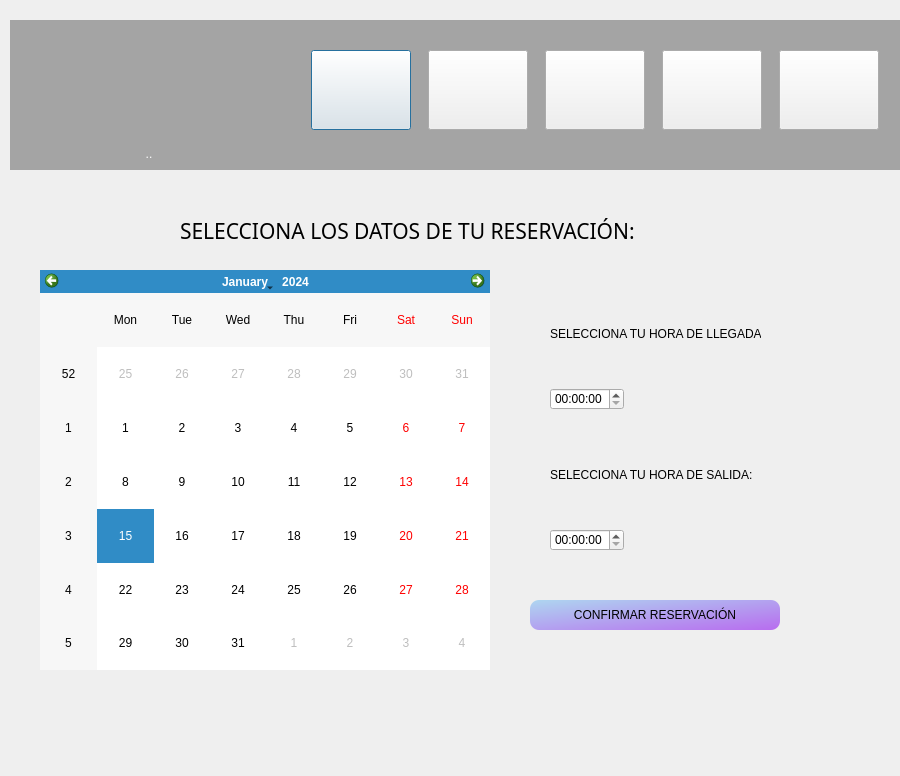
The window that PLOTS 1.2/cliente_p_principal.ui (Jheb1024/Park_lot_System) describes before a commit, drawn with Qt 5.
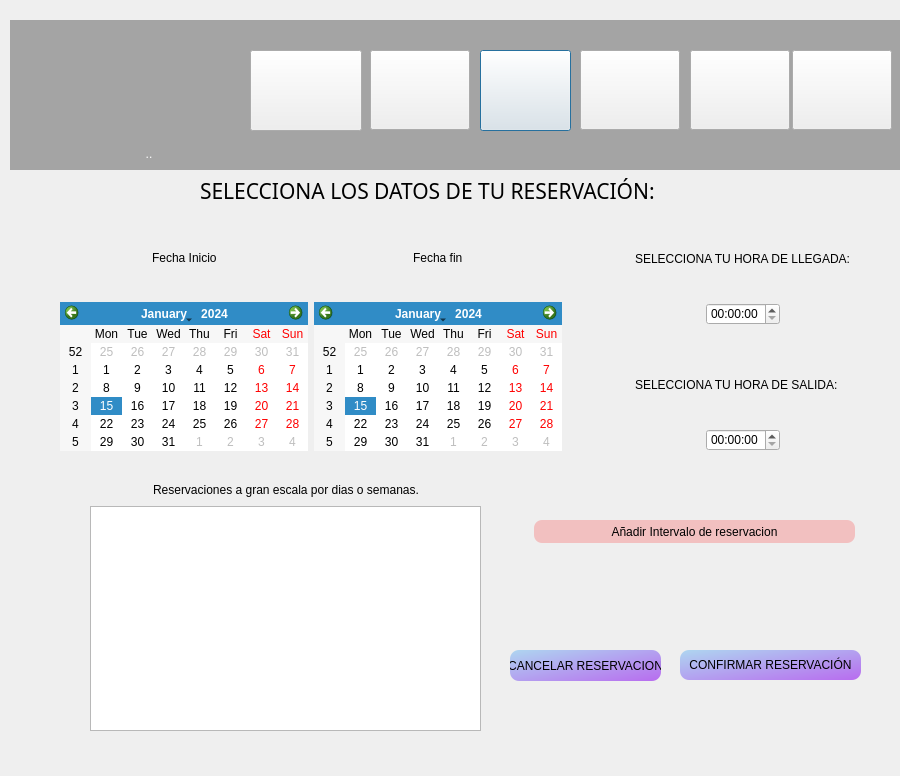
The same window after the commit. The open tabs and pages were chosen to show the change. Icons and pictures are not drawn.

```diff
--- a/PLOTS 1.2/cliente_p_principal.ui
+++ b/PLOTS 1.2/cliente_p_principal.ui
@@ -79,30 +79,15 @@
      <string/>
     </property>
    </widget>
-   <widget class="QWidget" name="horizontalLayoutWidget">
+   <widget class="QPushButton" name="Historial_reserv_pushButton">
     <property name="geometry">
      <rect>
-      <x>290</x>
-      <y>20</y>
-      <width>591</width>
-      <height>101</height>
+      <x>470</x>
+      <y>30</y>
+      <width>91</width>
+      <height>81</height>
      </rect>
     </property>
-    <layout class="QHBoxLayout" name="horizontalLayout">
-     <item>
-      <widget class="QPushButton" name="Reserva_pushButton">
-       <property name="sizePolicy">
-        <sizepolicy hsizetype="Fixed" vsizetype="Fixed">
-         <horstretch>0</horstretch>
-         <verstretch>0</verstretch>
-        </sizepolicy>
-       </property>
-       <property name="minimumSize">
-        <size>
-         <width>100</width>
-         <height>80</height>
-        </size>
-       </property>
        <property name="text">
         <string/>
        </property>
@@ -117,9 +102,15 @@
         </size>
        </property>
       </widget>
-     </item>
-     <item>
       <widget class="QPushButton" name="MisReservas_pushButton">
+    <property name="geometry">
+     <rect>
+      <x>360</x>
+      <y>30</y>
+      <width>100</width>
+      <height>80</height>
+     </rect>
+    </property>
        <property name="sizePolicy">
         <sizepolicy hsizetype="Fixed" vsizetype="Fixed">
          <horstretch>0</horstretch>
@@ -155,41 +146,15 @@
         </size>
        </property>
       </widget>
-     </item>
-     <item>
-      <widget class="QPushButton" name="Editar_Info_pushButton">
-       <property name="sizePolicy">
-        <sizepolicy hsizetype="Fixed" vsizetype="Fixed">
-         <horstretch>0</horstretch>
-         <verstretch>0</verstretch>
-        </sizepolicy>
-       </property>
-       <property name="maximumSize">
-        <size>
-         <width>100</width>
-         <height>80</height>
-        </size>
-       </property>
-       <property name="styleSheet">
-        <string notr="true"/>
-       </property>
-       <property name="text">
-        <string/>
-       </property>
-       <property name="icon">
-        <iconset resource="IMAGENES/IMG.qrc">
-         <normaloff>:/Img/perfil.png</normaloff>:/Img/perfil.png</iconset>
-       </property>
-       <property name="iconSize">
-        <size>
-         <width>100</width>
-         <height>70</height>
-        </size>
-       </property>
-      </widget>
-     </item>
-     <item>
       <widget class="QPushButton" name="Contrato_pushButton">
+    <property name="geometry">
+     <rect>
+      <x>680</x>
+      <y>30</y>
+      <width>100</width>
+      <height>80</height>
+     </rect>
+    </property>
        <property name="sizePolicy">
         <sizepolicy hsizetype="Fixed" vsizetype="Fixed">
          <horstretch>0</horstretch>
@@ -219,9 +184,50 @@
         </size>
        </property>
       </widget>
-     </item>
-     <item>
+   <widget class="QPushButton" name="Reserva_pushButton">
+    <property name="geometry">
+     <rect>
+      <x>240</x>
+      <y>30</y>
+      <width>112</width>
+      <height>81</height>
+     </rect>
+    </property>
+    <property name="sizePolicy">
+     <sizepolicy hsizetype="Fixed" vsizetype="Fixed">
+      <horstretch>0</horstretch>
+      <verstretch>0</verstretch>
+     </sizepolicy>
+    </property>
+    <property name="minimumSize">
+     <size>
+      <width>100</width>
+      <height>80</height>
+     </size>
+    </property>
+    <property name="text">
+     <string/>
+    </property>
+    <property name="icon">
+     <iconset resource="IMAGENES/IMG.qrc">
+      <normaloff>:/Img/reservar.png</normaloff>:/Img/reservar.png</iconset>
+    </property>
+    <property name="iconSize">
+     <size>
+      <width>100</width>
+      <height>75</height>
+     </size>
+    </property>
+   </widget>
       <widget class="QPushButton" name="Salir_pushButton">
+    <property name="geometry">
+     <rect>
+      <x>782</x>
+      <y>30</y>
+      <width>100</width>
+      <height>80</height>
+     </rect>
+    </property>
        <property name="sizePolicy">
         <sizepolicy hsizetype="Fixed" vsizetype="Fixed">
          <horstretch>0</horstretch>
@@ -251,14 +257,49 @@
         </size>
        </property>
       </widget>
-     </item>
-    </layout>
+   <widget class="QPushButton" name="Editar_Info_pushButton">
+    <property name="geometry">
+     <rect>
+      <x>570</x>
+      <y>30</y>
+      <width>100</width>
+      <height>80</height>
+     </rect>
+    </property>
+    <property name="sizePolicy">
+     <sizepolicy hsizetype="Fixed" vsizetype="Fixed">
+      <horstretch>0</horstretch>
+      <verstretch>0</verstretch>
+     </sizepolicy>
+    </property>
+    <property name="maximumSize">
+     <size>
+      <width>100</width>
+      <height>80</height>
+     </size>
+    </property>
+    <property name="styleSheet">
+     <string notr="true"/>
+    </property>
+    <property name="text">
+     <string/>
+    </property>
+    <property name="icon">
+     <iconset resource="IMAGENES/IMG.qrc">
+      <normaloff>:/Img/perfil.png</normaloff>:/Img/perfil.png</iconset>
+    </property>
+    <property name="iconSize">
+     <size>
+      <width>100</width>
+      <height>70</height>
+     </size>
+    </property>
    </widget>
   </widget>
   <widget class="QStackedWidget" name="Ventanas">
    <property name="geometry">
     <rect>
-     <x>10</x>
+     <x>50</x>
      <y>170</y>
      <width>850</width>
      <height>571</height>
@@ -1152,35 +1193,13 @@
     </widget>
    </widget>
    <widget class="QWidget" name="Reservar">
-    <widget class="QCalendarWidget" name="calendarWidget">
-     <property name="geometry">
-      <rect>
-       <x>30</x>
-       <y>100</y>
-       <width>450</width>
-       <height>400</height>
-      </rect>
-     </property>
-     <property name="sizePolicy">
-      <sizepolicy hsizetype="Fixed" vsizetype="Fixed">
-       <horstretch>0</horstretch>
-       <verstretch>0</verstretch>
-      </sizepolicy>
-     </property>
-     <property name="maximumSize">
-      <size>
-       <width>450</width>
-       <height>400</height>
-      </size>
-     </property>
-    </widget>
     <widget class="QLabel" name="label_3">
      <property name="geometry">
       <rect>
-       <x>170</x>
-       <y>30</y>
+       <x>150</x>
+       <y>0</y>
        <width>621</width>
-       <height>61</height>
+       <height>41</height>
       </rect>
      </property>
      <property name="font">
@@ -1193,15 +1212,240 @@
       <string>SELECCIONA LOS DATOS DE TU RESERVACIÓN:</string>
      </property>
     </widget>
-    <widget class="QWidget" name="verticalLayoutWidget">
+    <widget class="QPushButton" name="Confirma_Reserva_pushButton">
      <property name="geometry">
       <rect>
-       <x>540</x>
-       <y>120</y>
-       <width>211</width>
-       <height>261</height>
+       <x>630</x>
+       <y>480</y>
+       <width>181</width>
+       <height>30</height>
       </rect>
      </property>
+     <property name="sizePolicy">
+      <sizepolicy hsizetype="Fixed" vsizetype="Fixed">
+       <horstretch>0</horstretch>
+       <verstretch>0</verstretch>
+      </sizepolicy>
+     </property>
+     <property name="maximumSize">
+      <size>
+       <width>250</width>
+       <height>30</height>
+      </size>
+     </property>
+     <property name="styleSheet">
+      <string notr="true">QPushButton{
+border-width: 0px;
+border-radius: 9px;
+background-color: qlineargradient(spread:pad, x1:0, y1:0, x2:1, y2:1, stop:0 rgb(174, 214, 240), stop:1 rgb(184, 108, 239));
+}
+
+QPushButton:hover{
+	background-color: rgb(154,158,218);
+    border-radius: 9px;
+	color: black;
+    selection-color: white;  
+    padding: 2px 4px;}
+
+</string>
+     </property>
+     <property name="text">
+      <string>CONFIRMAR RESERVACIÓN</string>
+     </property>
+    </widget>
+    <widget class="QPushButton" name="cancelar_reser_pushButton">
+     <property name="geometry">
+      <rect>
+       <x>460</x>
+       <y>480</y>
+       <width>151</width>
+       <height>31</height>
+      </rect>
+     </property>
+     <property name="styleSheet">
+      <string notr="true">QPushButton{
+border-width: 0px;
+border-radius: 9px;
+background-color: qlineargradient(spread:pad, x1:0, y1:0, x2:1, y2:1, stop:0 rgb(174, 214, 240), stop:1 rgb(184, 108, 239));
+}
+
+QPushButton:hover{
+	background-color: rgb(154,158,218);
+    border-radius: 9px;
+	color: black;
+    selection-color: white;  
+    padding: 2px 4px;}
+</string>
+     </property>
+     <property name="text">
+      <string>CANCELAR RESERVACION</string>
+     </property>
+    </widget>
+    <widget class="QPushButton" name="agregar_pushButton">
+     <property name="geometry">
+      <rect>
+       <x>484</x>
+       <y>350</y>
+       <width>321</width>
+       <height>23</height>
+      </rect>
+     </property>
+     <property name="styleSheet">
+      <string notr="true">QPushButton{
+border-width: 0px;
+border-radius: 8px;
+background: rgb(254, 0, 0, 50);}
+
+QPushButton:hover{
+	background-color: rgb(154,158,218);
+    border-radius: 9px;
+	color: black;
+    selection-color: white;  
+    padding: 2px 4px;}
+</string>
+     </property>
+     <property name="text">
+      <string>Añadir Intervalo de reservacion</string>
+     </property>
+    </widget>
+    <widget class="QWidget" name="">
+     <property name="geometry">
+      <rect>
+       <x>10</x>
+       <y>50</y>
+       <width>791</width>
+       <height>231</height>
+      </rect>
+     </property>
+     <layout class="QHBoxLayout" name="horizontalLayout_5">
+      <item>
+       <layout class="QVBoxLayout" name="verticalLayout_4">
+        <item>
+         <layout class="QHBoxLayout" name="horizontalLayout">
+          <item>
+           <spacer name="horizontalSpacer_7">
+            <property name="orientation">
+             <enum>Qt::Horizontal</enum>
+            </property>
+            <property name="sizeHint" stdset="0">
+             <size>
+              <width>40</width>
+              <height>20</height>
+             </size>
+            </property>
+           </spacer>
+          </item>
+          <item>
+           <widget class="QLabel" name="label_10">
+            <property name="text">
+             <string>Fecha Inicio</string>
+            </property>
+           </widget>
+          </item>
+          <item>
+           <spacer name="horizontalSpacer_6">
+            <property name="orientation">
+             <enum>Qt::Horizontal</enum>
+            </property>
+            <property name="sizeHint" stdset="0">
+             <size>
+              <width>40</width>
+              <height>20</height>
+             </size>
+            </property>
+           </spacer>
+          </item>
+         </layout>
+        </item>
+        <item>
+         <widget class="QCalendarWidget" name="calendarWidget">
+          <property name="sizePolicy">
+           <sizepolicy hsizetype="Fixed" vsizetype="Fixed">
+            <horstretch>0</horstretch>
+            <verstretch>0</verstretch>
+           </sizepolicy>
+          </property>
+          <property name="maximumSize">
+           <size>
+            <width>450</width>
+            <height>400</height>
+           </size>
+          </property>
+         </widget>
+        </item>
+       </layout>
+      </item>
+      <item>
+       <layout class="QVBoxLayout" name="verticalLayout_5">
+        <item>
+         <layout class="QHBoxLayout" name="horizontalLayout_3">
+          <item>
+           <spacer name="horizontalSpacer_13">
+            <property name="orientation">
+             <enum>Qt::Horizontal</enum>
+            </property>
+            <property name="sizeHint" stdset="0">
+             <size>
+              <width>40</width>
+              <height>20</height>
+             </size>
+            </property>
+           </spacer>
+          </item>
+          <item>
+           <widget class="QLabel" name="label_11">
+            <property name="text">
+             <string>Fecha fin</string>
+            </property>
+           </widget>
+          </item>
+          <item>
+           <spacer name="horizontalSpacer_14">
+            <property name="orientation">
+             <enum>Qt::Horizontal</enum>
+            </property>
+            <property name="sizeHint" stdset="0">
+             <size>
+              <width>40</width>
+              <height>20</height>
+             </size>
+            </property>
+           </spacer>
+          </item>
+         </layout>
+        </item>
+        <item>
+         <widget class="QCalendarWidget" name="fincalendarWidget_3">
+          <property name="sizePolicy">
+           <sizepolicy hsizetype="Fixed" vsizetype="Fixed">
+            <horstretch>0</horstretch>
+            <verstretch>0</verstretch>
+           </sizepolicy>
+          </property>
+          <property name="maximumSize">
+           <size>
+            <width>450</width>
+            <height>450</height>
+           </size>
+          </property>
+         </widget>
+        </item>
+       </layout>
+      </item>
+      <item>
+       <spacer name="horizontalSpacer_15">
+        <property name="orientation">
+         <enum>Qt::Horizontal</enum>
+        </property>
+        <property name="sizeHint" stdset="0">
+         <size>
+          <width>40</width>
+          <height>20</height>
+         </size>
+        </property>
+       </spacer>
+      </item>
+      <item>
      <layout class="QVBoxLayout" name="verticalLayout">
       <item>
        <widget class="QLabel" name="label">
@@ -1211,17 +1455,16 @@
        </widget>
       </item>
       <item>
-       <spacer name="verticalSpacer">
+         <layout class="QHBoxLayout" name="horizontalLayout_9">
+          <item>
+           <spacer name="horizontalSpacer_17">
         <property name="orientation">
-         <enum>Qt::Vertical</enum>
-        </property>
-        <property name="sizeType">
-         <enum>QSizePolicy::Fixed</enum>
+             <enum>Qt::Horizontal</enum>
         </property>
         <property name="sizeHint" stdset="0">
          <size>
-          <width>20</width>
-          <height>5</height>
+              <width>40</width>
+              <height>20</height>
          </size>
         </property>
        </spacer>
@@ -1237,6 +1480,21 @@
        </widget>
       </item>
       <item>
+           <spacer name="horizontalSpacer_16">
+            <property name="orientation">
+             <enum>Qt::Horizontal</enum>
+            </property>
+            <property name="sizeHint" stdset="0">
+             <size>
+              <width>40</width>
+              <height>20</height>
+             </size>
+            </property>
+           </spacer>
+          </item>
+         </layout>
+        </item>
+        <item>
        <spacer name="verticalSpacer_2">
         <property name="orientation">
          <enum>Qt::Vertical</enum>
@@ -1260,17 +1518,16 @@
        </widget>
       </item>
       <item>
-       <spacer name="verticalSpacer_3">
+         <layout class="QHBoxLayout" name="horizontalLayout_10">
+          <item>
+           <spacer name="horizontalSpacer_19">
         <property name="orientation">
-         <enum>Qt::Vertical</enum>
-        </property>
-        <property name="sizeType">
-         <enum>QSizePolicy::Fixed</enum>
+             <enum>Qt::Horizontal</enum>
         </property>
         <property name="sizeHint" stdset="0">
          <size>
-          <width>20</width>
-          <height>5</height>
+              <width>40</width>
+              <height>20</height>
          </size>
         </property>
        </spacer>
@@ -1285,48 +1542,76 @@
         </property>
        </widget>
       </item>
+          <item>
+           <spacer name="horizontalSpacer_18">
+            <property name="orientation">
+             <enum>Qt::Horizontal</enum>
+            </property>
+            <property name="sizeHint" stdset="0">
+             <size>
+              <width>40</width>
+              <height>20</height>
+             </size>
+            </property>
+           </spacer>
+          </item>
+         </layout>
+        </item>
+       </layout>
+      </item>
      </layout>
     </widget>
-    <widget class="QPushButton" name="Confirma_Reserva_pushButton">
+    <widget class="QWidget" name="">
      <property name="geometry">
       <rect>
-       <x>520</x>
-       <y>430</y>
-       <width>250</width>
-       <height>30</height>
+       <x>40</x>
+       <y>310</y>
+       <width>391</width>
+       <height>251</height>
       </rect>
      </property>
-     <property name="sizePolicy">
-      <sizepolicy hsizetype="Fixed" vsizetype="Fixed">
-       <horstretch>0</horstretch>
-       <verstretch>0</verstretch>
-      </sizepolicy>
-     </property>
-     <property name="maximumSize">
+     <layout class="QVBoxLayout" name="verticalLayout_6">
+      <item>
+       <layout class="QHBoxLayout" name="horizontalLayout_11">
+        <item>
+         <spacer name="horizontalSpacer_21">
+          <property name="orientation">
+           <enum>Qt::Horizontal</enum>
+          </property>
+          <property name="sizeHint" stdset="0">
       <size>
-       <width>250</width>
-       <height>30</height>
-      </size>
-     </property>
-     <property name="styleSheet">
-      <string notr="true">QPushButton{
-border-width: 0px;
-border-radius: 9px;
-background-color: qlineargradient(spread:pad, x1:0, y1:0, x2:1, y2:1, stop:0 rgb(174, 214, 240), stop:1 rgb(184, 108, 239));
-}
-
-QPushButton:hover{
-	background-color: rgb(154,158,218);
-    border-radius: 9px;
-	color: black;
-    selection-color: white;  
-    padding: 2px 4px;}
-
-</string>
-     </property>
+            <width>40</width>
+            <height>20</height>
+           </size>
+          </property>
+         </spacer>
+        </item>
+        <item>
+         <widget class="QLabel" name="label_12">
      <property name="text">
-      <string>CONFIRMAR RESERVACIÓN</string>
-     </property>
+           <string>Reservaciones a gran escala por dias o semanas.</string>
+          </property>
+         </widget>
+        </item>
+        <item>
+         <spacer name="horizontalSpacer_20">
+          <property name="orientation">
+           <enum>Qt::Horizontal</enum>
+          </property>
+          <property name="sizeHint" stdset="0">
+           <size>
+            <width>40</width>
+            <height>20</height>
+           </size>
+          </property>
+         </spacer>
+        </item>
+       </layout>
+      </item>
+      <item>
+       <widget class="QTableWidget" name="intervalos_tableWidget"/>
+      </item>
+     </layout>
     </widget>
    </widget>
    <widget class="QWidget" name="MisReservas">
@@ -1706,149 +1991,6 @@
             </property>
            </spacer>
           </item>
-          <item>
-           <widget class="QGroupBox" name="Tipo_groupBox">
-            <property name="enabled">
-             <bool>true</bool>
-            </property>
-            <property name="sizePolicy">
-             <sizepolicy hsizetype="Fixed" vsizetype="Fixed">
-              <horstretch>0</horstretch>
-              <verstretch>0</verstretch>
-             </sizepolicy>
-            </property>
-            <property name="minimumSize">
-             <size>
-              <width>270</width>
-              <height>90</height>
-             </size>
-            </property>
-            <property name="title">
-             <string>Tipo de renovacion contrato</string>
-            </property>
-            <property name="checkable">
-             <bool>false</bool>
-            </property>
-            <widget class="QRadioButton" name="Automatica_radioButton">
-             <property name="enabled">
-              <bool>true</bool>
-             </property>
-             <property name="geometry">
-              <rect>
-               <x>20</x>
-               <y>20</y>
-               <width>181</width>
-               <height>20</height>
-              </rect>
-             </property>
-             <property name="text">
-              <string>Renovacion automatica</string>
-             </property>
-             <property name="checked">
-              <bool>true</bool>
-             </property>
-            </widget>
-            <widget class="QRadioButton" name="AgregarFecha_radioButton">
-             <property name="geometry">
-              <rect>
-               <x>20</x>
-               <y>50</y>
-               <width>191</width>
-               <height>17</height>
-              </rect>
-             </property>
-             <property name="text">
-              <string>Agregar Fecha de fin de contrato</string>
-             </property>
-            </widget>
-           </widget>
-          </item>
-          <item>
-           <layout class="QHBoxLayout" name="horizontalLayout_5">
-            <item>
-             <spacer name="horizontalSpacer_7">
-              <property name="orientation">
-               <enum>Qt::Horizontal</enum>
-              </property>
-              <property name="sizeHint" stdset="0">
-               <size>
-                <width>40</width>
-                <height>20</height>
-               </size>
-              </property>
-             </spacer>
-            </item>
-            <item>
-             <layout class="QHBoxLayout" name="horizontalLayout_3">
-              <item>
-               <widget class="QCheckBox" name="Terminos_checkBox">
-                <property name="text">
-                 <string>Aceptar</string>
-                </property>
-               </widget>
-              </item>
-              <item>
-               <widget class="QPushButton" name="Terminos_pushButton">
-                <property name="sizePolicy">
-                 <sizepolicy hsizetype="Fixed" vsizetype="Fixed">
-                  <horstretch>0</horstretch>
-                  <verstretch>0</verstretch>
-                 </sizepolicy>
-                </property>
-                <property name="minimumSize">
-                 <size>
-                  <width>120</width>
-                  <height>0</height>
-                 </size>
-                </property>
-                <property name="styleSheet">
-                 <string notr="true">QPushButton{
-border-width: 0px;
- border-radius: 3px;
-background-color:transparent;}
-
-QPushButton:hover{
-   color: rgb(79,90,229);
-	background-color: transparent;
-	font: 75 10pt &quot;Calibri&quot;;
-}
-</string>
-                </property>
-                <property name="text">
-                 <string>terminos y condiciones</string>
-                </property>
-               </widget>
-              </item>
-             </layout>
-            </item>
-            <item>
-             <spacer name="horizontalSpacer_6">
-              <property name="orientation">
-               <enum>Qt::Horizontal</enum>
-              </property>
-              <property name="sizeHint" stdset="0">
-               <size>
-                <width>40</width>
-                <height>20</height>
-               </size>
-              </property>
-             </spacer>
-            </item>
-           </layout>
-          </item>
-          <item>
-           <spacer name="verticalSpacer_8">
-            <property name="orientation">
-             <enum>Qt::Vertical</enum>
-            </property>
-            <property name="sizeHint" stdset="0">
-             <size>
-              <width>20</width>
-              <height>40</height>
-             </size>
-            </property>
-           </spacer>
-          </item>
           <item>
            <layout class="QHBoxLayout" name="horizontalLayout_4">
             <item>
@@ -1972,126 +2114,6 @@
      </layout>
     </widget>
    </widget>
-   <widget class="QWidget" name="TerminosCondiciones">
-    <widget class="QWidget" name="Principal_2" native="true">
-     <property name="geometry">
-      <rect>
-       <x>90</x>
-       <y>40</y>
-       <width>671</width>
-       <height>451</height>
-      </rect>
-     </property>
-     <property name="styleSheet">
-      <string notr="true">background-image: url(:/Img/F1.jfif);
-border-radius: 8px;</string>
-     </property>
-     <layout class="QVBoxLayout" name="verticalLayout_4">
-      <item>
-       <layout class="QHBoxLayout" name="horizontalLayout_10">
-        <item>
-         <spacer name="horizontalSpacer_16">
-          <property name="orientation">
-           <enum>Qt::Horizontal</enum>
-          </property>
-          <property name="sizeHint" stdset="0">
-           <size>
-            <width>40</width>
-            <height>20</height>
-           </size>
-          </property>
-         </spacer>
-        </item>
-        <item>
-         <widget class="QLabel" name="label_10">
-          <property name="styleSheet">
-           <string notr="true">font: 75 16pt &quot;MS Shell Dlg 2&quot;;</string>
-          </property>
-          <property name="text">
-           <string>Terminos y condiciones.</string>
-          </property>
-         </widget>
-        </item>
-        <item>
-         <spacer name="horizontalSpacer_15">
-          <property name="orientation">
-           <enum>Qt::Horizontal</enum>
-          </property>
-          <property name="sizeHint" stdset="0">
-           <size>
-            <width>40</width>
-            <height>20</height>
-           </size>
-          </property>
-         </spacer>
-        </item>
-       </layout>
-      </item>
-      <item>
-       <widget class="QTextBrowser" name="Terminos_textBrowser"/>
-      </item>
-      <item>
-       <layout class="QHBoxLayout" name="horizontalLayout_9">
-        <item>
-         <spacer name="horizontalSpacer_14">
-          <property name="orientation">
-           <enum>Qt::Horizontal</enum>
-          </property>
-          <property name="sizeHint" stdset="0">
-           <size>
-            <width>40</width>
-            <height>20</height>
-           </size>
-          </property>
-         </spacer>
-        </item>
-        <item>
-         <widget class="QPushButton" name="Regresar_pushButton">
-          <property name="minimumSize">
-           <size>
-            <width>120</width>
-            <height>40</height>
-           </size>
-          </property>
-          <property name="styleSheet">
-           <string notr="true">QPushButton{
-color: #fff;
-border-radius: 5px;
-background: rgb(4, 110, 159);}
-
-QPushButton:hover{
-	background-color: rgb(114,9,120);
-    border-radius: 5px;
-	color: #fff;
-    selection-color: white;  
-    padding: 2px 4px;}</string>
-          </property>
-          <property name="text">
-           <string>Regresar</string>
-          </property>
-         </widget>
-        </item>
-        <item>
-         <spacer name="horizontalSpacer_13">
-          <property name="orientation">
-           <enum>Qt::Horizontal</enum>
-          </property>
-          <property name="sizeType">
-           <enum>QSizePolicy::Fixed</enum>
-          </property>
-          <property name="sizeHint" stdset="0">
-           <size>
-            <width>20</width>
-            <height>20</height>
-           </size>
-          </property>
-         </spacer>
-        </item>
-       </layout>
-      </item>
-     </layout>
-    </widget>
-   </widget>
   </widget>
  </widget>
  <resources>
```
Left out of the diff: 106 changed lines with no effect on the pictures. Lines whose indentation alone changed are shown as unchanged.
